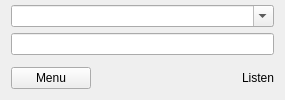
This is src/GUI/Plugins/Stream/GUI_Stream.ui in return42/sayonara as Qt 5 draws it before an edit. The edited form follows.
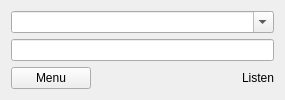
This is the edited form. Icons and pictures are not drawn. Custom widgets are drawn as their Qt base class.

```diff
--- a/src/GUI/Plugins/Stream/GUI_Stream.ui
+++ b/src/GUI/Plugins/Stream/GUI_Stream.ui
@@ -7,19 +7,10 @@
     <x>0</x>
     <y>0</y>
     <width>285</width>
-    <height>100</height>
+    <height>95</height>
    </rect>
   </property>
   <layout class="QGridLayout" name="gridLayout">
-   <property name="topMargin">
-    <number>5</number>
-   </property>
-   <property name="bottomMargin">
-    <number>5</number>
-   </property>
-   <property name="verticalSpacing">
-    <number>6</number>
-   </property>
    <item row="1" column="0" colspan="2">
     <widget class="QComboBox" name="combo_stream">
      <property name="focusPolicy">
```
